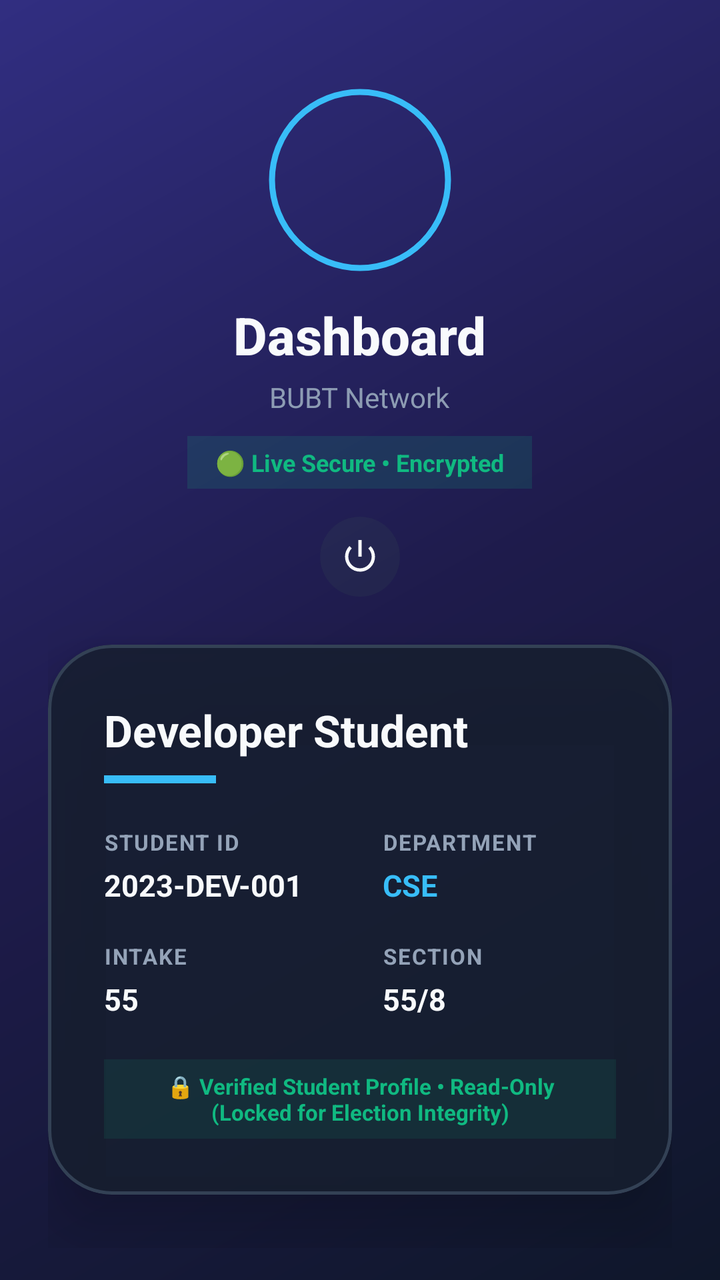
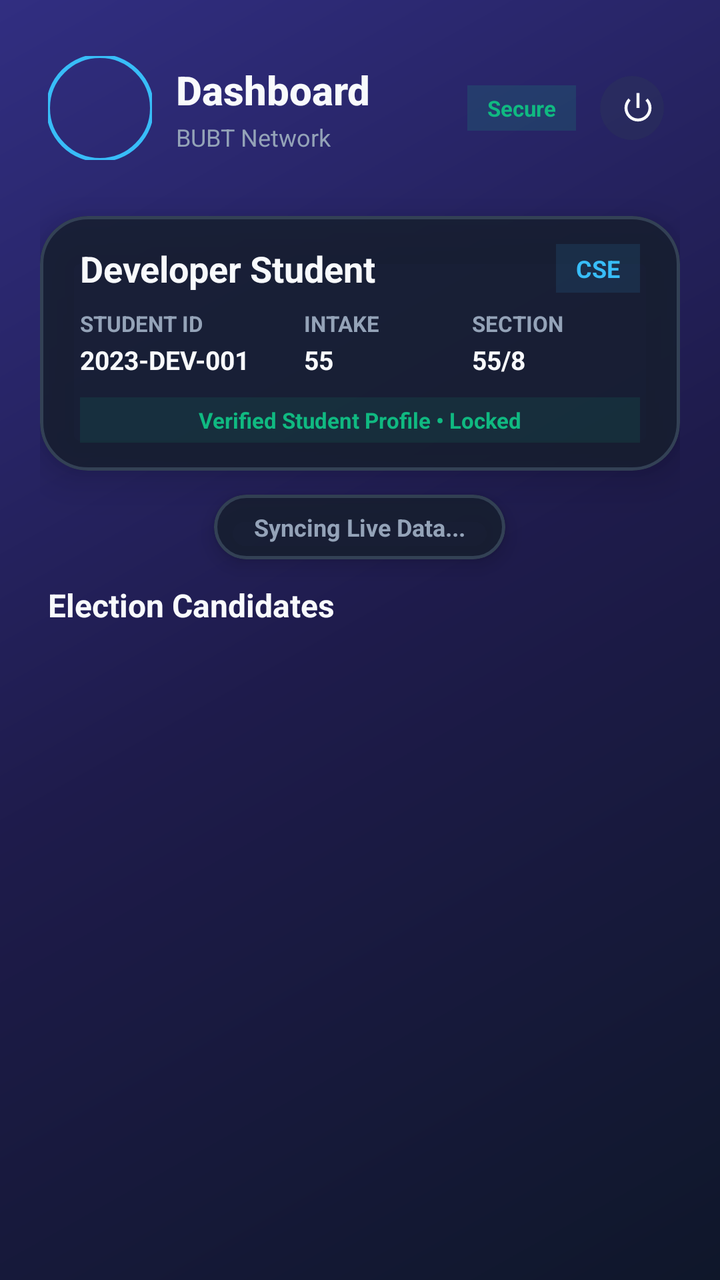

The first picture is an Android layout as it rendered before a commit; the second is the same layout after the commit. The layout source and the unified diff follow.
<!-- AndroidManifest.xml: application theme Theme.CRConnect -->
<!-- res/layout/activity_student_dashboard.xml -->
<?xml version="1.0" encoding="utf-8"?>
<LinearLayout xmlns:android="http://schemas.android.com/apk/res/android"
    xmlns:app="http://schemas.android.com/apk/res-auto"
    xmlns:tools="http://schemas.android.com/tools"
    android:layout_width="match_parent"
    android:layout_height="match_parent"
    android:orientation="vertical"
    android:background="@drawable/bg_gradient"
    android:paddingHorizontal="24dp"
    android:paddingVertical="16dp"
    tools:context=".StudentDashboardActivity">

    <include layout="@layout/include_header" />

    
    <com.google.android.material.card.MaterialCardView
        android:layout_width="match_parent"
        android:layout_height="wrap_content"
        app:cardCornerRadius="32dp"
        app:cardElevation="20dp"
        app:cardBackgroundColor="#D9171F2F"
        app:strokeWidth="1.5dp"
        app:strokeColor="#334155"
        android:layout_marginBottom="20dp">

        <LinearLayout
            android:layout_width="match_parent"
            android:layout_height="wrap_content"
            android:orientation="vertical"
            android:padding="28dp">

            <TextView
                android:id="@+id/tvStudentName"
                android:layout_width="wrap_content"
                android:layout_height="wrap_content"
                android:text="Developer Student"
                android:textSize="22sp"
                android:textStyle="bold"
                android:textColor="#F8FAFC"/>

            <View
                android:layout_width="56dp"
                android:layout_height="4dp"
                android:background="#38BDF8"
                android:layout_marginTop="8dp"
                android:layout_marginBottom="22dp"/>

            <GridLayout
                android:layout_width="match_parent"
                android:layout_height="wrap_content"
                android:columnCount="2"
                android:rowCount="2">

                <LinearLayout android:orientation="vertical" android:layout_width="wrap_content" android:layout_height="wrap_content" android:layout_columnWeight="1">
                    <TextView android:layout_width="wrap_content" android:layout_height="wrap_content" android:text="STUDENT ID" android:textSize="11sp" android:textColor="#94A3B8" android:textStyle="bold" android:letterSpacing="0.06"/>
                    <TextView android:id="@+id/tvStudentDetailsID" android:layout_width="wrap_content" android:layout_height="wrap_content" android:text="2023-DEV-001" android:textSize="15sp" android:textColor="#F8FAFC" android:textStyle="bold" android:layout_marginTop="4dp"/>
                </LinearLayout>

                <LinearLayout android:orientation="vertical" android:layout_width="wrap_content" android:layout_height="wrap_content" android:layout_columnWeight="1">
                    <TextView android:layout_width="wrap_content" android:layout_height="wrap_content" android:text="DEPARTMENT" android:textSize="11sp" android:textColor="#94A3B8" android:textStyle="bold" android:letterSpacing="0.06"/>
                    <TextView android:id="@+id/tvStudentDept" android:layout_width="wrap_content" android:layout_height="wrap_content" android:text="CSE" android:textSize="15sp" android:textColor="#38BDF8" android:textStyle="bold" android:layout_marginTop="4dp"/>
                </LinearLayout>

                <LinearLayout android:orientation="vertical" android:layout_width="wrap_content" android:layout_height="wrap_content" android:layout_columnWeight="1" android:layout_marginTop="18dp">
                    <TextView android:layout_width="wrap_content" android:layout_height="wrap_content" android:text="INTAKE" android:textSize="11sp" android:textColor="#94A3B8" android:textStyle="bold" android:letterSpacing="0.06"/>
                    <TextView android:id="@+id/tvStudentIntake" android:layout_width="wrap_content" android:layout_height="wrap_content" android:text="55" android:textSize="15sp" android:textColor="#F8FAFC" android:textStyle="bold" android:layout_marginTop="4dp"/>
                </LinearLayout>

                <LinearLayout android:orientation="vertical" android:layout_width="wrap_content" android:layout_height="wrap_content" android:layout_columnWeight="1" android:layout_marginTop="18dp">
                    <TextView android:layout_width="wrap_content" android:layout_height="wrap_content" android:text="SECTION" android:textSize="11sp" android:textColor="#94A3B8" android:textStyle="bold" android:letterSpacing="0.06"/>
                    <TextView android:id="@+id/tvStudentSection" android:layout_width="wrap_content" android:layout_height="wrap_content" android:text="55/8" android:textSize="15sp" android:textColor="#F8FAFC" android:textStyle="bold" android:layout_marginTop="4dp"/>
                </LinearLayout>
            </GridLayout>

            
            <TextView
                android:layout_width="match_parent"
                android:layout_height="wrap_content"
                android:text="🔒 Verified Student Profile • Read-Only (Locked for Election Integrity)"
                android:textSize="11sp"
                android:textColor="#10B981"
                android:textStyle="bold"
                android:gravity="center"
                android:layout_marginTop="20dp"
                android:background="#1A10B981"
                android:paddingHorizontal="12dp"
                android:paddingVertical="6dp"/>
        </LinearLayout>
    </com.google.android.material.card.MaterialCardView>

    
    <com.google.android.material.card.MaterialCardView
        android:layout_width="wrap_content"
        android:layout_height="wrap_content"
        app:cardCornerRadius="100dp"
        app:cardElevation="10dp"
        app:cardBackgroundColor="#D9171F2F"
        app:strokeWidth="1.5dp"
        app:strokeColor="#334155"
        android:layout_gravity="center"
        android:layout_marginBottom="24dp">

        <TextView
            android:id="@+id/tvVotingStatus"
            android:layout_width="wrap_content"
            android:layout_height="wrap_content"
            android:text="Syncing Live Data..."
            android:paddingHorizontal="26dp"
            android:paddingVertical="12dp"
            android:textSize="13sp"
            android:textStyle="bold"
            android:textColor="#94A3B8"/>
    </com.google.android.material.card.MaterialCardView>

    <ScrollView
        android:layout_width="match_parent"
        android:layout_height="0dp"
        android:layout_weight="1"
        android:clipToPadding="false"
        android:paddingBottom="32dp"
        android:fillViewport="true">

        <LinearLayout
            android:id="@+id/containerCandidates"
            android:layout_width="match_parent"
            android:layout_height="wrap_content"
            android:orientation="vertical"/>
    </ScrollView>
</LinearLayout>
<!-- res/layout/include_header.xml (included above) -->
<?xml version="1.0" encoding="utf-8"?>
<LinearLayout xmlns:android="http://schemas.android.com/apk/res/android"
    xmlns:app="http://schemas.android.com/apk/res-auto"
    android:layout_width="match_parent"
    android:layout_height="wrap_content"
    android:orientation="vertical"
    android:gravity="center"
    android:paddingTop="28dp"
    android:paddingBottom="20dp">

    <com.google.android.material.imageview.ShapeableImageView
        android:id="@+id/imgUserProfile"
        android:layout_width="92dp"
        android:layout_height="92dp"
        android:src="@drawable/ic_app_main"
        android:scaleType="centerCrop"
        app:shapeAppearanceOverlay="@style/ShapeAppearance.App.Circular"
        android:padding="2dp"
        app:strokeWidth="3dp"
        app:strokeColor="#38BDF8"
        android:layout_marginBottom="14dp"/>

    <TextView
        android:id="@+id/tvHeaderTitle"
        android:layout_width="wrap_content"
        android:layout_height="wrap_content"
        android:text="Dashboard"
        android:textSize="26sp"
        android:textStyle="bold"
        android:textColor="#F8FAFC"
        android:fontFamily="sans-serif-medium"/>

    <TextView
        android:id="@+id/tvHeaderSubtitle"
        android:layout_width="wrap_content"
        android:layout_height="wrap_content"
        android:text="BUBT Network"
        android:textSize="14sp"
        android:textColor="#94A3B8"
        android:alpha="0.95"
        android:layout_marginTop="4dp"/>

    
    <TextView
        android:layout_width="wrap_content"
        android:layout_height="wrap_content"
        android:text="🟢 Live Secure • Encrypted"
        android:textSize="12sp"
        android:textColor="#10B981"
        android:textStyle="bold"
        android:background="#2610B981"
        android:paddingHorizontal="14dp"
        android:paddingVertical="5dp"
        android:layout_marginTop="10dp"/>

    <com.google.android.material.button.MaterialButton
        android:id="@+id/btnLogout"
        style="@style/Widget.Material3.Button.IconButton"
        android:layout_width="48dp"
        android:layout_height="48dp"
        android:layout_marginTop="10dp"
        app:icon="@android:drawable/ic_lock_power_off"
        app:iconTint="#F8FAFC"
        app:iconSize="20dp"
        android:backgroundTint="#26334155"/>

</LinearLayout>
<!-- resources referenced by this layout -->
<resources>
  <!-- drawable bg_gradient (drawable) -->
  <?xml version="1.0" encoding="utf-8"?>
  <shape xmlns:android="http://schemas.android.com/apk/res/android">
      <gradient
          android:startColor="#0F172A"
          android:centerColor="#1E1B4B"
          android:endColor="#312E81"
          android:angle="135" />
  </shape>
  <!-- drawable ic_app_main: png bitmap (drawable, 915279 bytes) -->
  <style name="ShapeAppearance.App.Circular" parent="ShapeAppearance.Material3.Corner.Full">
          <item name="cornerSize">50%</item>
      </style>
  <style name="Theme.CRConnect" parent="Base.Theme.CRConnect" />
  <style name="Base.Theme.CRConnect" parent="Theme.Material3.DayNight.NoActionBar">
          <item name="colorPrimary">@color/primary</item>
          <item name="colorSecondary">@color/secondary</item>
          <item name="android:windowBackground">@color/background</item>
          <item name="colorSurface">@color/surface</item>
          <item name="colorOnSurface">@color/text_primary</item>
          <item name="colorOnSurfaceVariant">@color/text_secondary</item>
          <item name="colorError">@color/error</item>
          <item name="android:windowActivityTransitions">true</item>
      </style>
  <color name="primary">#6366F1</color>
  <color name="secondary">#06B6D4</color>
  <color name="background">#0F172A</color>
  <color name="surface">#1E293B</color>
  <color name="text_primary">#F8FAFC</color>
  <color name="text_secondary">#94A3B8</color>
  <color name="error">#EF4444</color>
</resources>

<!-- the commit's change to res/layout/activity_student_dashboard.xml (unified diff, before → after) -->
@@ -6,8 +6,9 @@
     android:layout_height="match_parent"
     android:orientation="vertical"
     android:background="@drawable/bg_gradient"
-    android:paddingHorizontal="24dp"
-    android:paddingVertical="16dp"
+    android:paddingHorizontal="20dp"
+    android:paddingTop="16dp"
+    android:paddingBottom="0dp"
     tools:context=".StudentDashboardActivity">
 
     <include layout="@layout/include_header" />
@@ -16,75 +17,99 @@
     <com.google.android.material.card.MaterialCardView
         android:layout_width="match_parent"
         android:layout_height="wrap_content"
-        app:cardCornerRadius="32dp"
-        app:cardElevation="20dp"
+        app:cardCornerRadius="24dp"
+        app:cardElevation="12dp"
         app:cardBackgroundColor="#D9171F2F"
         app:strokeWidth="1.5dp"
         app:strokeColor="#334155"
-        android:layout_marginBottom="20dp">
+        android:layout_marginBottom="12dp">
 
         <LinearLayout
             android:layout_width="match_parent"
             android:layout_height="wrap_content"
             android:orientation="vertical"
-            android:padding="28dp">
+            android:paddingHorizontal="20dp"
+            android:paddingVertical="14dp">
+
+            <LinearLayout
+                android:layout_width="match_parent"
+                android:layout_height="wrap_content"
+                android:orientation="horizontal"
+                android:gravity="center_vertical"
+                android:layout_marginBottom="8dp">
+
+                <TextView
+                    android:id="@+id/tvStudentName"
+                    android:layout_width="0dp"
+                    android:layout_height="wrap_content"
+                    android:layout_weight="1"
+                    android:text="Developer Student"
+                    android:textSize="18sp"
+                    android:textStyle="bold"
+                    android:textColor="#F8FAFC"
+                    android:singleLine="true"
+                    android:ellipsize="end"/>
+
+                <TextView
+                    android:id="@+id/tvStudentDept"
+                    android:layout_width="wrap_content"
+                    android:layout_height="wrap_content"
+                    android:text="CSE"
+                    android:textSize="12sp"
+                    android:textColor="#38BDF8"
+                    android:textStyle="bold"
+                    android:background="#1A38BDF8"
+                    android:paddingHorizontal="10dp"
+                    android:paddingVertical="4dp"
+                    android:layout_marginStart="8dp"/>
+            </LinearLayout>
+
+            <LinearLayout
+                android:layout_width="match_parent"
+                android:layout_height="wrap_content"
+                android:orientation="horizontal"
+                android:baselineAligned="false"
+                android:weightSum="3"
+                android:layout_marginBottom="10dp">
+
+                <LinearLayout
+                    android:layout_width="0dp"
+                    android:layout_height="wrap_content"
+                    android:layout_weight="1.2"
+                    android:orientation="vertical">
+                    <TextView android:layout_width="wrap_content" android:layout_height="wrap_content" android:text="STUDENT ID" android:textSize="11sp" android:textColor="#94A3B8" android:textStyle="bold"/>
+                    <TextView android:id="@+id/tvStudentDetailsID" android:layout_width="wrap_content" android:layout_height="wrap_content" android:text="2023-DEV-001" android:textSize="13sp" android:textColor="#F8FAFC" android:textStyle="bold" android:layout_marginTop="2dp" android:singleLine="true"/>
+                </LinearLayout>
+
+                <LinearLayout
+                    android:layout_width="0dp"
+                    android:layout_height="wrap_content"
+                    android:layout_weight="0.9"
+                    android:orientation="vertical">
+                    <TextView android:layout_width="wrap_content" android:layout_height="wrap_content" android:text="INTAKE" android:textSize="11sp" android:textColor="#94A3B8" android:textStyle="bold"/>
+                    <TextView android:id="@+id/tvStudentIntake" android:layout_width="wrap_content" android:layout_height="wrap_content" android:text="55" android:textSize="13sp" android:textColor="#F8FAFC" android:textStyle="bold" android:layout_marginTop="2dp"/>
+                </LinearLayout>
+
+                <LinearLayout
+                    android:layout_width="0dp"
+                    android:layout_height="wrap_content"
+                    android:layout_weight="0.9"
+                    android:orientation="vertical">
+                    <TextView android:layout_width="wrap_content" android:layout_height="wrap_content" android:text="SECTION" android:textSize="11sp" android:textColor="#94A3B8" android:textStyle="bold"/>
+                    <TextView android:id="@+id/tvStudentSection" android:layout_width="wrap_content" android:layout_height="wrap_content" android:text="55/8" android:textSize="13sp" android:textColor="#F8FAFC" android:textStyle="bold" android:layout_marginTop="2dp"/>
+                </LinearLayout>
+            </LinearLayout>
 
             <TextView
-                android:id="@+id/tvStudentName"
-                android:layout_width="wrap_content"
-                android:layout_height="wrap_content"
-                android:text="Developer Student"
-                android:textSize="22sp"
-                android:textStyle="bold"
-                android:textColor="#F8FAFC"/>
-
-            <View
-                android:layout_width="56dp"
-                android:layout_height="4dp"
-                android:background="#38BDF8"
-                android:layout_marginTop="8dp"
-                android:layout_marginBottom="22dp"/>
-
-            <GridLayout
-                android:layout_width="match_parent"
-                android:layout_height="wrap_content"
-                android:columnCount="2"
-                android:rowCount="2">
-
-                <LinearLayout android:orientation="vertical" android:layout_width="wrap_content" android:layout_height="wrap_content" android:layout_columnWeight="1">
-                    <TextView android:layout_width="wrap_content" android:layout_height="wrap_content" android:text="STUDENT ID" android:textSize="11sp" android:textColor="#94A3B8" android:textStyle="bold" android:letterSpacing="0.06"/>
-                    <TextView android:id="@+id/tvStudentDetailsID" android:layout_width="wrap_content" android:layout_height="wrap_content" android:text="2023-DEV-001" android:textSize="15sp" android:textColor="#F8FAFC" android:textStyle="bold" android:layout_marginTop="4dp"/>
-                </LinearLayout>
-
-                <LinearLayout android:orientation="vertical" android:layout_width="wrap_content" android:layout_height="wrap_content" android:layout_columnWeight="1">
-                    <TextView android:layout_width="wrap_content" android:layout_height="wrap_content" android:text="DEPARTMENT" android:textSize="11sp" android:textColor="#94A3B8" android:textStyle="bold" android:letterSpacing="0.06"/>
-                    <TextView android:id="@+id/tvStudentDept" android:layout_width="wrap_content" android:layout_height="wrap_content" android:text="CSE" android:textSize="15sp" android:textColor="#38BDF8" android:textStyle="bold" android:layout_marginTop="4dp"/>
-                </LinearLayout>
-
-                <LinearLayout android:orientation="vertical" android:layout_width="wrap_content" android:layout_height="wrap_content" android:layout_columnWeight="1" android:layout_marginTop="18dp">
-                    <TextView android:layout_width="wrap_content" android:layout_height="wrap_content" android:text="INTAKE" android:textSize="11sp" android:textColor="#94A3B8" android:textStyle="bold" android:letterSpacing="0.06"/>
-                    <TextView android:id="@+id/tvStudentIntake" android:layout_width="wrap_content" android:layout_height="wrap_content" android:text="55" android:textSize="15sp" android:textColor="#F8FAFC" android:textStyle="bold" android:layout_marginTop="4dp"/>
-                </LinearLayout>
-
-                <LinearLayout android:orientation="vertical" android:layout_width="wrap_content" android:layout_height="wrap_content" android:layout_columnWeight="1" android:layout_marginTop="18dp">
-                    <TextView android:layout_width="wrap_content" android:layout_height="wrap_content" android:text="SECTION" android:textSize="11sp" android:textColor="#94A3B8" android:textStyle="bold" android:letterSpacing="0.06"/>
-                    <TextView android:id="@+id/tvStudentSection" android:layout_width="wrap_content" android:layout_height="wrap_content" android:text="55/8" android:textSize="15sp" android:textColor="#F8FAFC" android:textStyle="bold" android:layout_marginTop="4dp"/>
-                </LinearLayout>
-            </GridLayout>
-
-            
-            <TextView
-                android:layout_width="match_parent"
-                android:layout_height="wrap_content"
-                android:text="🔒 Verified Student Profile • Read-Only (Locked for Election Integrity)"
+                android:layout_width="match_parent"
+                android:layout_height="wrap_content"
+                android:text="Verified Student Profile • Locked"
                 android:textSize="11sp"
                 android:textColor="#10B981"
                 android:textStyle="bold"
                 android:gravity="center"
-                android:layout_marginTop="20dp"
                 android:background="#1A10B981"
-                android:paddingHorizontal="12dp"
-                android:paddingVertical="6dp"/>
+                android:paddingVertical="4dp"/>
         </LinearLayout>
     </com.google.android.material.card.MaterialCardView>
 
@@ -93,39 +118,58 @@
         android:layout_width="wrap_content"
         android:layout_height="wrap_content"
         app:cardCornerRadius="100dp"
-        app:cardElevation="10dp"
+        app:cardElevation="6dp"
         app:cardBackgroundColor="#D9171F2F"
         app:strokeWidth="1.5dp"
         app:strokeColor="#334155"
         android:layout_gravity="center"
-        android:layout_marginBottom="24dp">
+        android:layout_marginBottom="12dp">
 
         <TextView
             android:id="@+id/tvVotingStatus"
             android:layout_width="wrap_content"
             android:layout_height="wrap_content"
             android:text="Syncing Live Data..."
-            android:paddingHorizontal="26dp"
-            android:paddingVertical="12dp"
-            android:textSize="13sp"
+            android:paddingHorizontal="20dp"
+            android:paddingVertical="8dp"
+            android:textSize="12sp"
             android:textStyle="bold"
             android:textColor="#94A3B8"/>
     </com.google.android.material.card.MaterialCardView>
 
-    <ScrollView
+    
+    <LinearLayout
         android:layout_width="match_parent"
         android:layout_height="0dp"
         android:layout_weight="1"
-        android:clipToPadding="false"
-        android:paddingBottom="32dp"
-        android:fillViewport="true">
-
-        <LinearLayout
-            android:id="@+id/containerCandidates"
+        android:orientation="vertical"
+        android:layout_marginBottom="8dp">
+
+        <TextView
+            android:layout_width="wrap_content"
+            android:layout_height="wrap_content"
+            android:text="Election Candidates"
+            android:textSize="16sp"
+            android:textStyle="bold"
+            android:textColor="#F8FAFC"
+            android:layout_marginBottom="8dp"
+            android:layout_marginStart="4dp"/>
+
+        <androidx.core.widget.NestedScrollView
             android:layout_width="match_parent"
-            android:layout_height="wrap_content"
-            android:orientation="vertical"/>
-    </ScrollView>
+            android:layout_height="match_parent"
+            android:clipToPadding="false"
+            android:paddingBottom="24dp"
+            android:fillViewport="true">
+
+            <LinearLayout
+                android:id="@+id/containerCandidates"
+                android:layout_width="match_parent"
+                android:layout_height="wrap_content"
+                android:orientation="vertical"/>
+        </androidx.core.widget.NestedScrollView>
+    </LinearLayout>
+
 </LinearLayout>
 <!-- res/layout/include_header.xml (included above) -->
 <?xml version="1.0" encoding="utf-8"?>
@@ -133,65 +177,79 @@
     xmlns:app="http://schemas.android.com/apk/res-auto"
     android:layout_width="match_parent"
     android:layout_height="wrap_content"
-    android:orientation="vertical"
-    android:gravity="center"
-    android:paddingTop="28dp"
-    android:paddingBottom="20dp">
+    android:orientation="horizontal"
+    android:gravity="center_vertical"
+    android:paddingVertical="12dp"
+    android:paddingHorizontal="4dp"
+    android:layout_marginBottom="16dp">
 
     <com.google.android.material.imageview.ShapeableImageView
         android:id="@+id/imgUserProfile"
-        android:layout_width="92dp"
-        android:layout_height="92dp"
+        android:layout_width="52dp"
+        android:layout_height="52dp"
         android:src="@drawable/ic_app_main"
         android:scaleType="centerCrop"
         app:shapeAppearanceOverlay="@style/ShapeAppearance.App.Circular"
-        android:padding="2dp"
-        app:strokeWidth="3dp"
+        app:strokeWidth="2dp"
         app:strokeColor="#38BDF8"
-        android:layout_marginBottom="14dp"/>
-
-    <TextView
-        android:id="@+id/tvHeaderTitle"
+        android:layout_marginEnd="12dp"/>
+
+    <LinearLayout
+        android:layout_width="0dp"
+        android:layout_height="wrap_content"
+        android:layout_weight="1"
+        android:orientation="vertical">
+
+        <TextView
+            android:id="@+id/tvHeaderTitle"
+            android:layout_width="wrap_content"
+            android:layout_height="wrap_content"
+            android:text="Dashboard"
+            android:textSize="20sp"
+            android:textStyle="bold"
+            android:textColor="#F8FAFC"
+            android:fontFamily="sans-serif-medium"/>
+
+        <TextView
+            android:id="@+id/tvHeaderSubtitle"
+            android:layout_width="wrap_content"
+            android:layout_height="wrap_content"
+            android:text="BUBT Network"
+            android:textSize="12sp"
+            android:textColor="#94A3B8"
+            android:layout_marginTop="2dp"
+            android:singleLine="true"
+            android:ellipsize="end"/>
+    </LinearLayout>
+
+    <LinearLayout
         android:layout_width="wrap_content"
         android:layout_height="wrap_content"
-        android:text="Dashboard"
-        android:textSize="26sp"
-        android:textStyle="bold"
-        android:textColor="#F8FAFC"
-        android:fontFamily="sans-serif-medium"/>
-
-    <TextView
-        android:id="@+id/tvHeaderSubtitle"
-        android:layout_width="wrap_content"
-        android:layout_height="wrap_content"
-        android:text="BUBT Network"
-        android:textSize="14sp"
-        android:textColor="#94A3B8"
-        android:alpha="0.95"
-        android:layout_marginTop="4dp"/>
-
-    
-    <TextView
-        android:layout_width="wrap_content"
-        android:layout_height="wrap_content"
-        android:text="🟢 Live Secure • Encrypted"
-        android:textSize="12sp"
-        android:textColor="#10B981"
-        android:textStyle="bold"
-        android:background="#2610B981"
-        android:paddingHorizontal="14dp"
-        android:paddingVertical="5dp"
-        android:layout_marginTop="10dp"/>
-
-    <com.google.android.material.button.MaterialButton
-        android:id="@+id/btnLogout"
-        style="@style/Widget.Material3.Button.IconButton"
-        android:layout_width="48dp"
-        android:layout_height="48dp"
-        android:layout_marginTop="10dp"
-        app:icon="@android:drawable/ic_lock_power_off"
-        app:iconTint="#F8FAFC"
-        app:iconSize="20dp"
-        android:backgroundTint="#26334155"/>
+        android:orientation="horizontal"
+        android:gravity="center_vertical">
+
+        
+        <TextView
+            android:layout_width="wrap_content"
+            android:layout_height="wrap_content"
+            android:text="Secure"
+            android:textSize="11sp"
+            android:textColor="#10B981"
+            android:textStyle="bold"
+            android:background="#2610B981"
+            android:paddingHorizontal="10dp"
+            android:paddingVertical="4dp"
+            android:layout_marginEnd="8dp"/>
+
+        <com.google.android.material.button.MaterialButton
+            android:id="@+id/btnLogout"
+            style="@style/Widget.Material3.Button.IconButton"
+            android:layout_width="40dp"
+            android:layout_height="40dp"
+            app:icon="@android:drawable/ic_lock_power_off"
+            app:iconTint="#F8FAFC"
+            app:iconSize="18dp"
+            android:backgroundTint="#26334155"/>
+    </LinearLayout>
 
 </LinearLayout>
